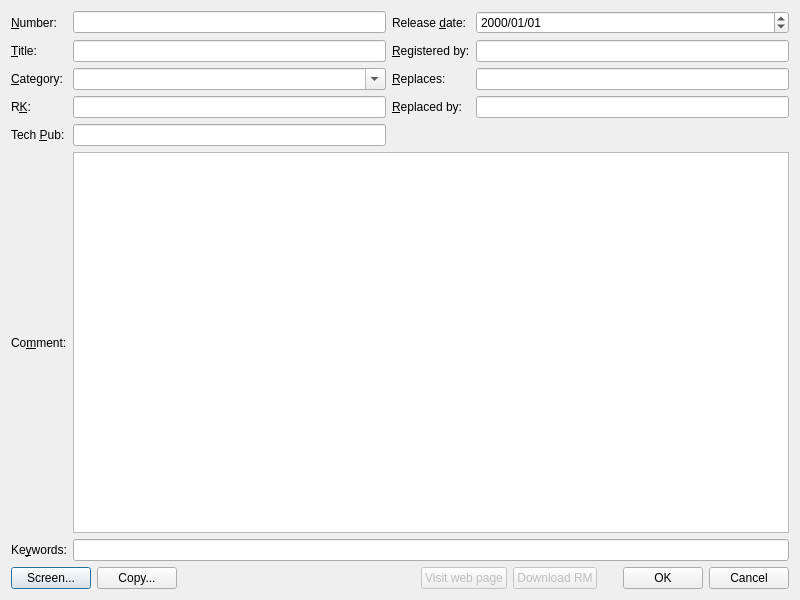
Qt form Dialog/DlgTB.ui (Folco68/TBI) before a commit.
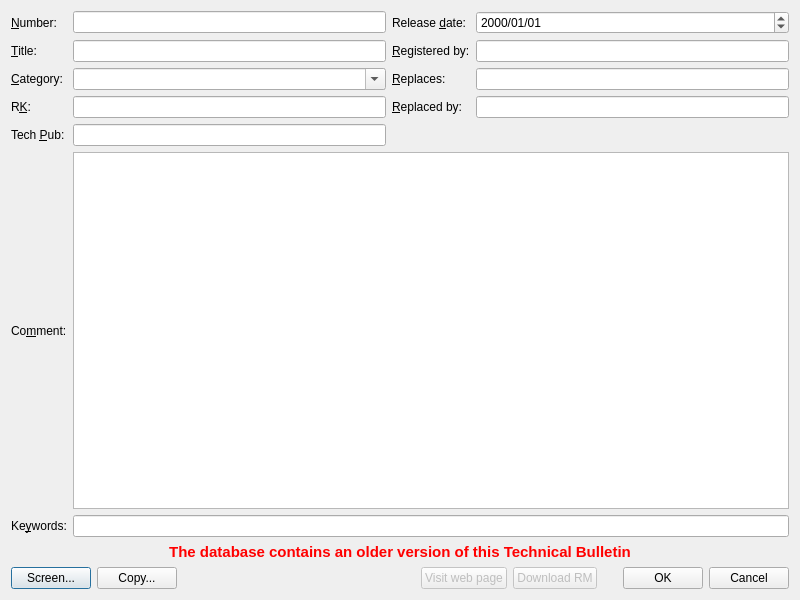
The same form after that commit. Custom widgets are drawn as their Qt base class.

Commit message: - when adding a TB, indicate in the creation window if an older one is already present in the database - typo

The edit to the form file:
```diff
--- a/Dialog/DlgTB.ui
+++ b/Dialog/DlgTB.ui
@@ -241,6 +241,28 @@
      </item>
     </layout>
    </item>
+   <item>
+    <widget class="QLabel" name="LabelReplaceExistent">
+     <property name="enabled">
+      <bool>true</bool>
+     </property>
+     <property name="font">
+      <font>
+       <pointsize>11</pointsize>
+       <bold>true</bold>
+      </font>
+     </property>
+     <property name="styleSheet">
+      <string notr="true">color: rgb(255, 0, 0);</string>
+     </property>
+     <property name="text">
+      <string>The database contains an older version of this Technical Bulletin</string>
+     </property>
+     <property name="alignment">
+      <set>Qt::AlignCenter</set>
+     </property>
+    </widget>
+   </item>
    <item>
     <layout class="QHBoxLayout" name="HLayoutButtons">
      <item>
```
The commit also changes 6 other files.
